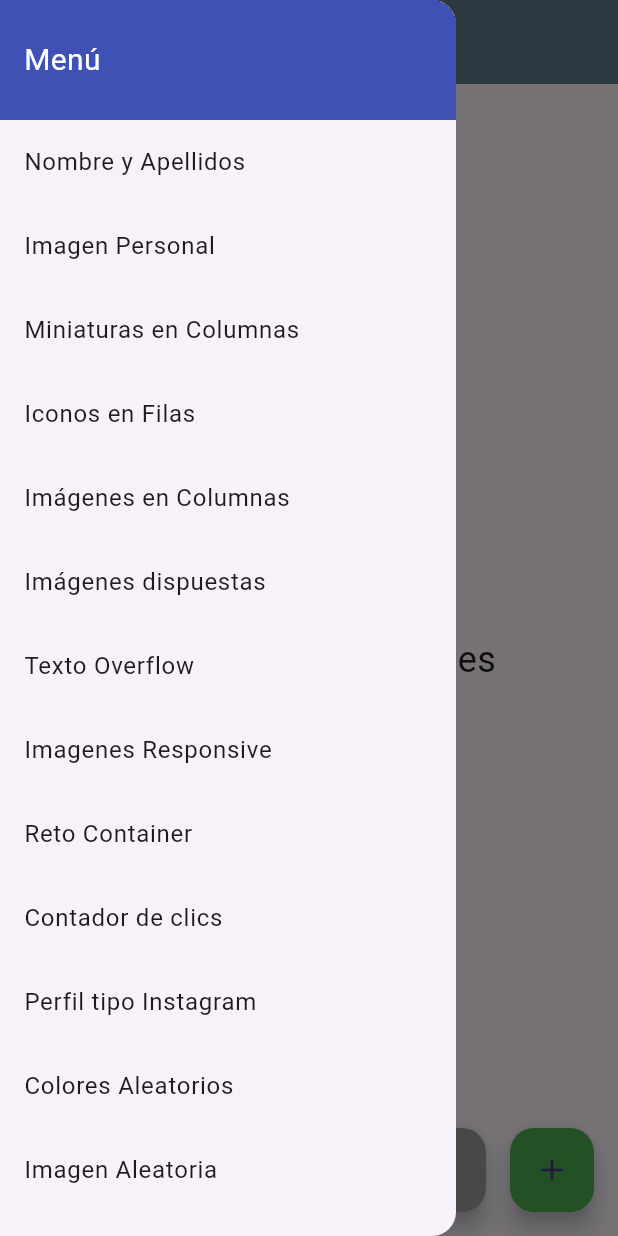
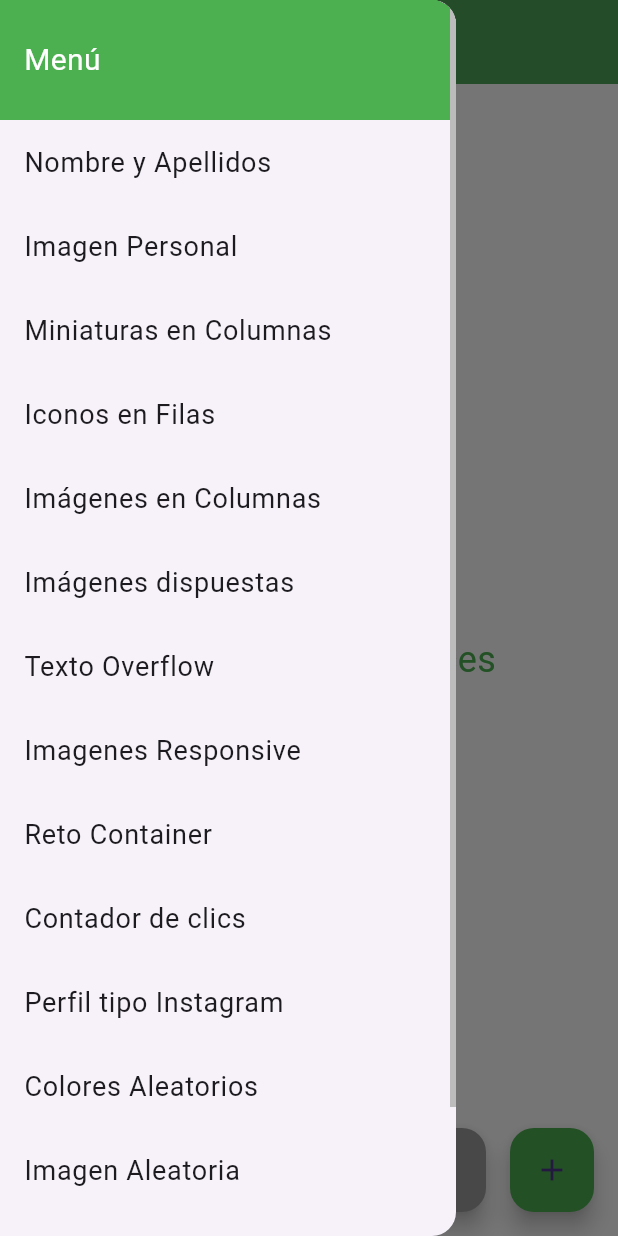
Before and after one commit to DavidFGPicasso/flutter_David_Flores2025-2026, a Flutter app: the ContadorScreen screen opened by its route, with the side drawer open, on a phone screen of 412 x 824 dp. Run offline on Flutter 3.47's test engine with Material 3 defaults, Android fonts, the light colour scheme and no system bars; our stand-ins replace google_fonts.

Commit message:
Entrega 6

```diff
--- a/actividad1/actividad1/lib/main.dart
+++ b/actividad1/actividad1/lib/main.dart
@@ -1,18 +1,111 @@
 import 'package:flutter/material.dart';
 import 'screens/screens.dart';
 
-
 void main() => runApp(const MyApp());
 
-class MyApp extends StatelessWidget {
+class MyApp extends StatefulWidget {
   const MyApp({super.key});
+
+  @override
+  State<MyApp> createState() => MyAppState();
+}
+
+class MyAppState extends State<MyApp> {
+  // Tema original
+  final ThemeData defaultTheme = ThemeData(
+    primarySwatch: Colors.green,
+    scaffoldBackgroundColor: Colors.white,
+    appBarTheme: const AppBarTheme(
+      backgroundColor: Colors.green,
+      foregroundColor: Colors.white,
+      elevation: 4,
+      centerTitle: true,
+      titleTextStyle: TextStyle(
+        fontSize: 22,
+        fontWeight: FontWeight.bold,
+        color: Colors.white,
+      ),
+    ),
+    textTheme: const TextTheme(
+      bodyLarge: TextStyle(fontSize: 18, color: Colors.black87),
+      bodyMedium: TextStyle(fontSize: 16, color: Colors.black54),
+      titleLarge: TextStyle(
+        fontSize: 22,
+        fontWeight: FontWeight.bold,
+        color: Colors.green,
+      ),
+    ),
+  );
+
+  // Tema actual.
+  ThemeData currentTheme = ThemeData(
+    primarySwatch: Colors.green,
+    scaffoldBackgroundColor: Colors.white,
+    appBarTheme: const AppBarTheme(
+      backgroundColor: Colors.green,
+      foregroundColor: Colors.white,
+      elevation: 4,
+      centerTitle: true,
+      titleTextStyle: TextStyle(
+        fontSize: 22,
+        fontWeight: FontWeight.bold,
+        color: Colors.white,
+      ),
+    ),
+    textTheme: const TextTheme(
+      bodyLarge: TextStyle(fontSize: 18, color: Colors.black87),
+      bodyMedium: TextStyle(fontSize: 16, color: Colors.black54),
+      titleLarge: TextStyle(
+        fontSize: 22,
+        fontWeight: FontWeight.bold,
+        color: Colors.green,
+      ),
+    ),
+  );
+
+  // Cambiar el tema a un color específico.
+  void changeTheme(Color color) {
+    setState(() {
+      currentTheme = ThemeData(
+        primarySwatch: Colors.green,
+        scaffoldBackgroundColor: Colors.white,
+        appBarTheme: AppBarTheme(
+          backgroundColor: color,
+          foregroundColor: Colors.white,
+          elevation: 4,
+          centerTitle: true,
+          titleTextStyle: const TextStyle(
+            fontSize: 22,
+            fontWeight: FontWeight.bold,
+            color: Colors.white,
+          ),
+        ),
+        textTheme: TextTheme(
+          bodyLarge: const TextStyle(fontSize: 18, color: Colors.black87),
+          bodyMedium: const TextStyle(fontSize: 16, color: Colors.black54),
+          titleLarge: TextStyle(
+            fontSize: 22,
+            fontWeight: FontWeight.bold,
+            color: color,
+          ),
+        ),
+      );
+    });
+  }
+
+  // Método Restaurar el tema original.
+  void resetTheme() {
+    setState(() {
+      currentTheme = defaultTheme;
+    });
+  }
 
   @override
   Widget build(BuildContext context) {
     return MaterialApp(
       debugShowCheckedModeBanner: false,
       title: 'Drawer Personalizado',
-      theme: ThemeData(primarySwatch: Colors.indigo),
+      theme: currentTheme,
       initialRoute: '/',
       routes: {
         '/': (context) => const NombreApellidosScreen(),
--- a/actividad1/actividad1/lib/screens/colores_aleatorios_screen.dart
+++ b/actividad1/actividad1/lib/screens/colores_aleatorios_screen.dart
@@ -1,8 +1,8 @@
-// lib/screens/colores_aleatorios_screen.dart
 import 'package:flutter/material.dart';
 import '../../widgets/custom_drawer.dart';
 import 'dart:math';
 import 'dart:async';
+
 
 class ColoresAleatoriosScreen extends StatefulWidget {
   const ColoresAleatoriosScreen({super.key});
--- a/actividad1/actividad1/lib/screens/contador_screen.dart
+++ b/actividad1/actividad1/lib/screens/contador_screen.dart
@@ -31,16 +31,22 @@
 
   @override
   Widget build(BuildContext context) {
+
+    final Color primaryColor = Theme.of(context).appBarTheme.backgroundColor ?? Colors.green;
+
     return Scaffold(
-      drawer: CustomDrawer(),
+      drawer: const CustomDrawer(),
       appBar: AppBar(
         title: const Text('Contador de clics'),
-        backgroundColor: Colors.blueGrey,
+        backgroundColor: primaryColor,
       ),
       body: Center(
         child: Text(
           'Has hecho clic $_contador veces',
-          style: const TextStyle(fontSize: 24),
+          style: TextStyle(
+            fontSize: 24,
+            color: primaryColor,
+          ),
         ),
       ),
       floatingActionButton: Row(
@@ -63,7 +69,7 @@
           FloatingActionButton(
             onPressed: _incrementarContador,
             tooltip: 'Incrementar',
-            backgroundColor: Colors.green,
+            backgroundColor: primaryColor,
             child: const Icon(Icons.add),
           ),
         ],
--- a/actividad1/actividad1/lib/widgets/custom_drawer.dart
+++ b/actividad1/actividad1/lib/widgets/custom_drawer.dart
@@ -1,20 +1,24 @@
 import 'package:flutter/material.dart';
+import '../main.dart';
 
 class CustomDrawer extends StatelessWidget {
   const CustomDrawer({super.key});
 
   @override
   Widget build(BuildContext context) {
+    final Color menuColor = Theme.of(context).appBarTheme.backgroundColor ?? Colors.green;
+
     return Drawer(
       child: SafeArea(
         child: Scrollbar(
+          thumbVisibility: true,
           child: ListView(
             padding: EdgeInsets.zero,
-            shrinkWrap: true,
+            physics: const AlwaysScrollableScrollPhysics(),
             children: [
               Container(
                 height: 80,
-                color: Colors.indigo,
+                color: menuColor,
                 alignment: Alignment.centerLeft,
                 padding: const EdgeInsets.symmetric(horizontal: 16),
                 child: const Text(
@@ -35,13 +39,32 @@
               _drawerItem(context, 'Perfil tipo Instagram', '/instagram'),
               _drawerItem(context, 'Colores Aleatorios', '/colores-aleatorios'),
               _drawerItem(context, 'Imagen Aleatoria', '/imagen-aleatoria'),
+
+              // Botón para cambiar el tema a Azul
+              ListTile(
+                leading: const Icon(Icons.color_lens, color: Colors.blue),
+                title: const Text('Cambiar a Azul'),
+                onTap: () {
+                  Navigator.pop(context);
+                  context.findAncestorStateOfType<MyAppState>()?.changeTheme(Colors.blue);
+                },
+              ),
+              // Botón para restaurar el tema original
+              ListTile(
+                leading: const Icon(Icons.restore, color: Colors.green),
+                title: const Text('Restaurar Tema Original'),
+                onTap: () {
+                  Navigator.pop(context);
+                  context.findAncestorStateOfType<MyAppState>()?.resetTheme();
+                },
+              ),
             ],
           ),
         ),
       ),
     );
   }
-  // Función para devolver los ListTile.
+
   Widget _drawerItem(BuildContext context, String title, String route) {
     return ListTile(
       title: Text(title),
--- a/actividad1/actividad1/pubspec.yaml
+++ b/actividad1/actividad1/pubspec.yaml
@@ -12,6 +12,7 @@
     sdk: flutter
   cupertino_icons: ^1.0.8
   google_fonts: ^6.2.1
+  provider: ^6.1.0
 
 dev_dependencies:
   flutter_test:
```
Also changed, not shown: actividad1/actividad1/lib/screens/texto_overflow_screen.dart (+4 -20 lines), actividad1/actividad1/pubspec.lock.
